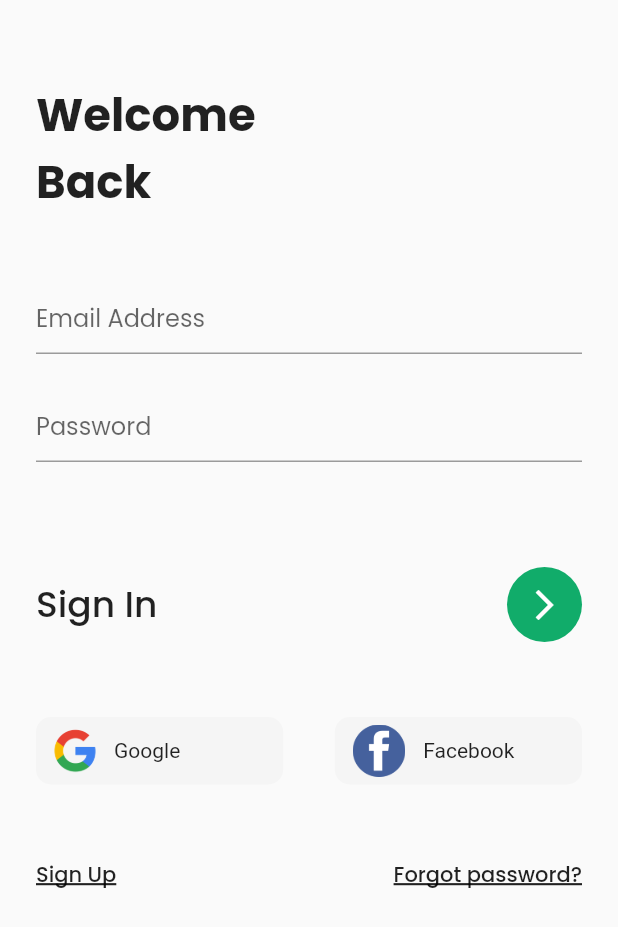
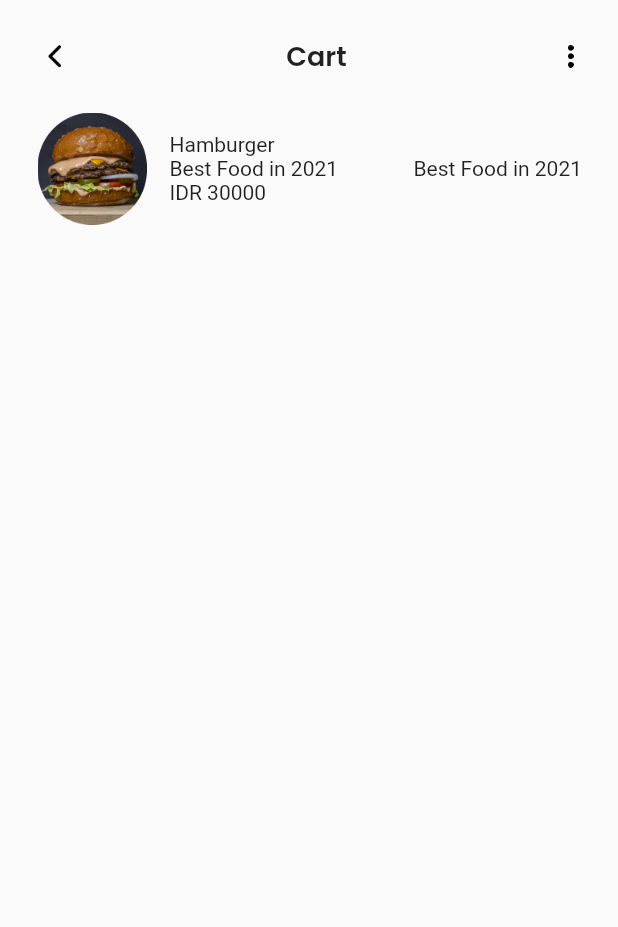
Before and after one commit to kevinrisqi/my-food, a Flutter app: the screen it shows after launch, on a phone screen of 412 x 824 dp. Shown: the top 927 px of the screen. Run offline on Flutter 3.47's test engine with Material 2 defaults, Android fonts, the phone set to English and light mode, and no system bars; our stand-ins replace bottom_navy_bar, equatable, google_fonts.

Commit message:
Create Cart Page

```diff
--- a/lib/main.dart
+++ b/lib/main.dart
@@ -1,7 +1,7 @@
 import 'package:flutter/material.dart';
-import 'package:my_food/pages/food_details.dart';
+import 'package:my_food/pages/cart_page.dart';
+import 'package:my_food/pages/home_page.dart';
 import 'package:my_food/pages/main_page.dart';
-import 'package:my_food/pages/sign_in_page.dart';
 
 void main() {
   runApp(MyApp());
@@ -19,7 +19,8 @@ class _MyAppState extends State<MyApp> {
   Widget build(BuildContext context) {
     return MaterialApp(
       debugShowCheckedModeBanner: false,
-      home: SignInPage(),
+      home: CartPage(),
+      // home: MainPage(),
     );
   }
 }
--- a/lib/models/food.dart
+++ b/lib/models/food.dart
@@ -20,7 +20,6 @@ class Food extends Equatable {
   });
 
   @override
-  // TODO: implement props
   List<Object?> get props =>
       [id, name, picturePath, description, price, category];
 }
--- /dev/null
+++ b/lib/pages/cart_page.dart
@@ -0,0 +1,81 @@
+import 'package:flutter/material.dart';
+import 'package:google_fonts/google_fonts.dart';
+import 'package:my_food/shared/theme.dart';
+
+class CartPage extends StatefulWidget {
+  @override
+  _CartPageState createState() => _CartPageState();
+}
+
+class _CartPageState extends State<CartPage> {
+  @override
+  Widget build(BuildContext context) {
+    return Scaffold(
+      body: SafeArea(
+        child: Column(
+          children: [
+            Container(
+              margin: EdgeInsets.symmetric(
+                horizontal: defaultMargin,
+                vertical: defaultMargin,
+              ),
+              child: Row(
+                mainAxisAlignment: MainAxisAlignment.spaceBetween,
+                children: [
+                  Image.asset(
+                    "assets/icon/back.png",
+                    width: 25,
+                    height: 25,
+                  ),
+                  Text(
+                    'Cart',
+                    style: GoogleFonts.poppins(
+                        fontSize: 18, fontWeight: FontWeight.w600),
+                  ),
+                  Image.asset(
+                    "assets/icon/dot.png",
+                    width: 15,
+                    height: 15,
+                  ),
+                ],
+              ),
+            ),
+            Container(
+              margin: EdgeInsets.symmetric(horizontal: defaultMargin),
+              child: Row(
+                children: [
+                  Image.asset(
+                    "assets/img/hamburger.png",
+                    width: 75,
+                    height: 75,
+                  ),
+                  SizedBox(
+                    width: 14,
+                  ),
+                  Expanded(
+                    child: Column(
+                      crossAxisAlignment: CrossAxisAlignment.start,
+                      children: [
+                        Text('Hamburger'),
+                        Row(
+                          mainAxisAlignment: MainAxisAlignment.spaceBetween,
+                          children: [
+                            Text('Best Food in 2021'),
+                            Text('Best Food in 2021'),
+                          ],
+                        ),
+                        Text('IDR 30000'),
+                      ],
+                    ),
+                  ),
+
+
+                ],
+              ),
+            )
+          ],
+        ),
+      ),
+    );
+  }
+}
--- a/lib/pages/main_page.dart
+++ b/lib/pages/main_page.dart
@@ -1,3 +1,4 @@
+// ignore: import_of_legacy_library_into_null_safe
 import 'package:bottom_navy_bar/bottom_navy_bar.dart';
 import 'package:flutter/material.dart';
 import 'package:my_food/shared/theme.dart';
--- a/lib/widgets/food_list_item.dart
+++ b/lib/widgets/food_list_item.dart
@@ -37,7 +37,8 @@ class FoodListItem extends StatelessWidget {
             SizedBox(
               width: 18,
             ),
-            Column(
+            Expanded(
+              child: Column(
                 crossAxisAlignment: CrossAxisAlignment.start,
                 mainAxisAlignment: MainAxisAlignment.center,
                 children: [
@@ -58,15 +59,12 @@ class FoodListItem extends StatelessWidget {
                     height: 8,
                   ),
                   Row(
-                  mainAxisAlignment: MainAxisAlignment.spaceAround,
+                    mainAxisAlignment: MainAxisAlignment.spaceBetween,
                     children: [
                       Text(
                         'IDR ' + food.price.toString(),
                         style: GoogleFonts.poppins(
                             fontSize: 15, fontWeight: FontWeight.w700),
-                    ),
-                    SizedBox(
-                      width: MediaQuery.of(context).size.width - 2 * defaultMargin - 70 - 18  * 2 - 140 ,
                       ),
                       Container(
                         width: 36,
@@ -89,6 +87,7 @@ class FoodListItem extends StatelessWidget {
                   ),
                 ],
               ),
+            ),
           ],
         ),
       ),
```
Lines whose indentation alone changed are shown as unchanged.
